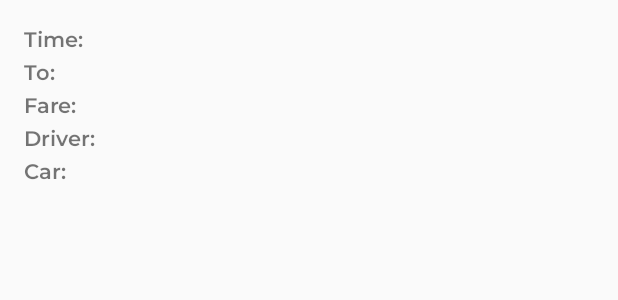
After one commit to shakifniaz/Goti, an Android app: the layout item_history.xml on its own in the app's theme, with its tools: preview values and no code run, on a phone screen of 412 x 824 dp. The commit adds this screen. Shown: the top 300 px of the screen. Run offline under Robolectric (Android 15) with nearby library versions, the phone set to English and light mode, and no system bars.

Commit message:
History and Fare

```diff
--- /dev/null
+++ b/app/src/main/res/layout/item_history.xml
@@ -0,0 +1,100 @@
+<?xml version="1.0" encoding="utf-8"?>
+<LinearLayout xmlns:android="http://schemas.android.com/apk/res/android"
+    android:layout_width="match_parent"
+    android:layout_height="wrap_content"
+    android:orientation="vertical"
+    android:padding="16dp">
+
+    <TextView
+        android:id="@+id/rideId"
+        android:layout_width="wrap_content"
+        android:layout_height="wrap_content"
+        android:textSize="12sp"
+        android:visibility="gone"/>
+
+    <LinearLayout
+        android:layout_width="match_parent"
+        android:layout_height="wrap_content"
+        android:orientation="horizontal">
+
+        <TextView
+            android:layout_width="wrap_content"
+            android:layout_height="wrap_content"
+            android:text="Time: "
+            android:textStyle="bold"/>
+
+        <TextView
+            android:id="@+id/time"
+            android:layout_width="wrap_content"
+            android:layout_height="wrap_content"/>
+    </LinearLayout>
+
+    <LinearLayout
+        android:layout_width="match_parent"
+        android:layout_height="wrap_content"
+        android:orientation="horizontal">
+
+        <TextView
+            android:layout_width="wrap_content"
+            android:layout_height="wrap_content"
+            android:text="To: "
+            android:textStyle="bold"/>
+
+        <TextView
+            android:id="@+id/destination"
+            android:layout_width="wrap_content"
+            android:layout_height="wrap_content"/>
+    </LinearLayout>
+
+    <LinearLayout
+        android:layout_width="match_parent"
+        android:layout_height="wrap_content"
+        android:orientation="horizontal">
+
+        <TextView
+            android:layout_width="wrap_content"
+            android:layout_height="wrap_content"
+            android:text="Fare: "
+            android:textStyle="bold"/>
+
+        <TextView
+            android:id="@+id/fare"
+            android:layout_width="wrap_content"
+            android:layout_height="wrap_content"/>
+    </LinearLayout>
+
+    <LinearLayout
+        android:layout_width="match_parent"
+        android:layout_height="wrap_content"
+        android:orientation="horizontal">
+
+        <TextView
+            android:layout_width="wrap_content"
+            android:layout_height="wrap_content"
+            android:text="Driver: "
+            android:textStyle="bold"/>
+
+        <TextView
+            android:id="@+id/driverName"
+            android:layout_width="wrap_content"
+            android:layout_height="wrap_content"/>
+    </LinearLayout>
+
+    <LinearLayout
+        android:layout_width="match_parent"
+        android:layout_height="wrap_content"
+        android:orientation="horizontal">
+
+        <TextView
+            android:layout_width="wrap_content"
+            android:layout_height="wrap_content"
+            android:text="Car: "
+            android:textStyle="bold"/>
+
+        <TextView
+            android:id="@+id/carType"
+            android:layout_width="wrap_content"
+            android:layout_height="wrap_content"/>
+    </LinearLayout>
+
+</LinearLayout>
```
Also changed, not shown: app/src/main/AndroidManifest.xml (+7 -5 lines), app/src/main/java/com/example/goti/CustomerMapActivity.java (+62 -6 lines), app/src/main/java/com/example/goti/DriverMapActivity.java (+47 -8 lines), app/src/main/java/com/example/goti/HistoryActivity.java (added, +142 -0 lines), app/src/main/java/com/example/goti/historyRecyclerView/HistoryAdapter.java (added, +61 -0 lines), app/src/main/java/com/example/goti/historyRecyclerView/HistoryObject.java (added, +27 -0 lines), app/src/main/java/com/example/goti/historyRecyclerView/HistoryViewHolders.java (added, +25 -0 lines), app/src/main/res/layout/activity_customer_map.xml (+36 -17 lines), app/src/main/res/layout/activity_history.xml (added, +30 -0 lines).
